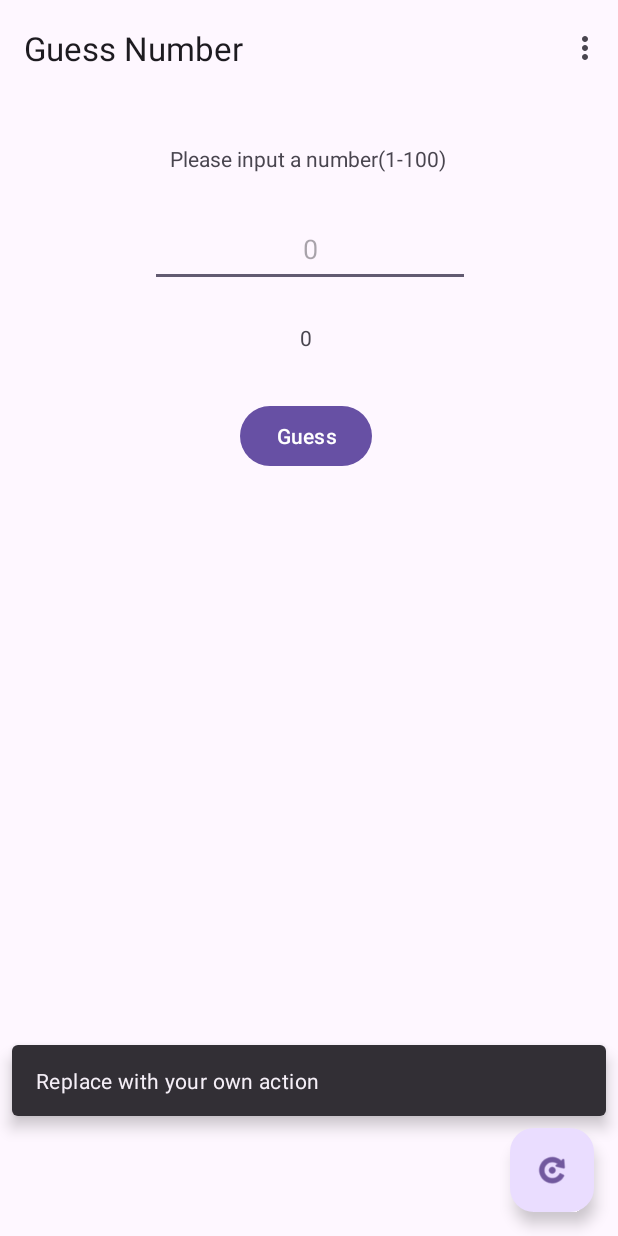
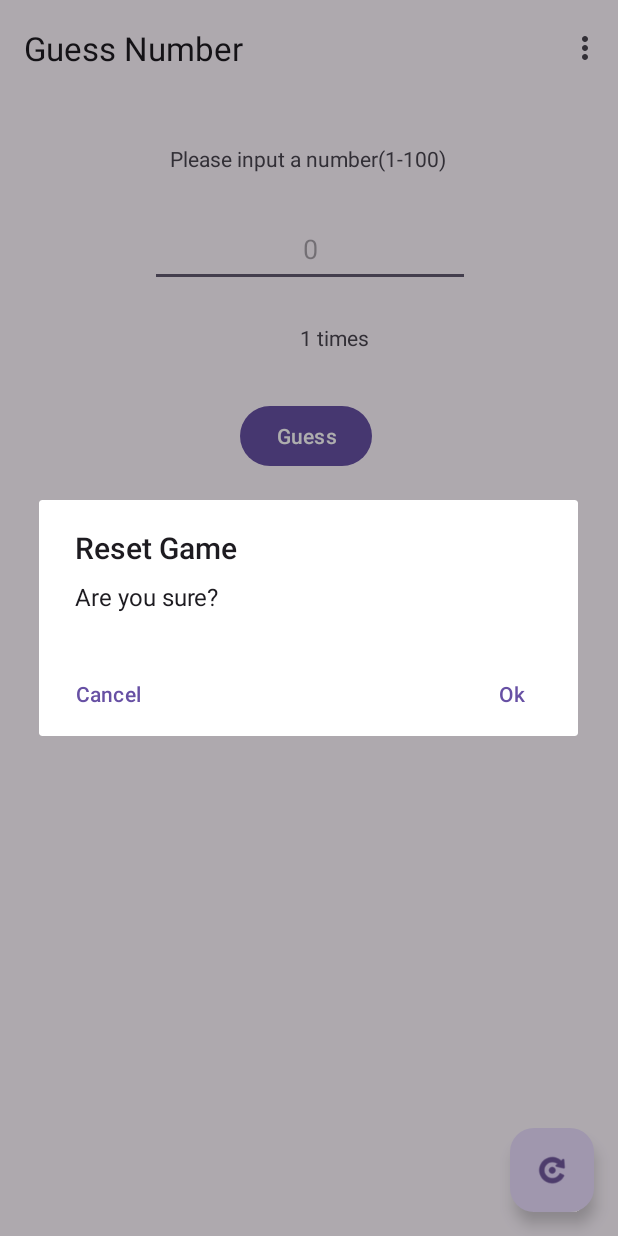
Before and after one commit to LinShuHung/GuessUtils, an Android app: the screen it shows after launch (MainActivity), after a tap on an icon or button, on a phone screen of 412 x 824 dp. Run offline under Robolectric (Android 15) with nearby library versions, the phone set to English and light mode, and no system bars; our stand-ins replace navigation-ui; 1 other tap on this screen came first.

Commit message:
Add guess button and fab button behavior

```diff
--- a/app/src/main/java/com/suhun/guessutils/MainActivity.kt
+++ b/app/src/main/java/com/suhun/guessutils/MainActivity.kt
@@ -11,6 +11,8 @@ import androidx.navigation.ui.navigateUp
 import androidx.navigation.ui.setupActionBarWithNavController
 import android.view.Menu
 import android.view.MenuItem
+import android.widget.Toast
+import androidx.appcompat.app.AlertDialog
 import com.suhun.guessutils.databinding.ActivityMainBinding
 
 class MainActivity : AppCompatActivity() {
@@ -30,9 +32,30 @@ class MainActivity : AppCompatActivity() {
         setSupportActionBar(binding.toolbar)
 
         binding.fab.setOnClickListener { view ->
-            Snackbar.make(view, "Replace with your own action", Snackbar.LENGTH_LONG)
-                .setAnchorView(R.id.fab)
-                .setAction("Action", null).show()
+            AlertDialog.Builder(this)
+                .setTitle("Reset Game")
+                .setMessage("Are you sure?").setPositiveButton("Ok", { dialog, view ->
+                    secretNumber.resetAll()
+                    binding.contentLayout.userInputText.text = null
+                    binding.contentLayout.guessCounterView.text = "0"
+                    Toast.makeText(this, "Suecess", Toast.LENGTH_LONG)
+                })
+                .setNeutralButton("Cancel", null)
+                .show()
+        }
+
+        binding.contentLayout.guessButton.setOnClickListener { view ->
+            val userInput: Int = binding.contentLayout.userInputText.text.toString().toInt()
+            val message: String = secretNumber.verifyResult(resources, userInput)
+            val bingo = if (secretNumber.verify(userInput) == 0) true else false
+
+            binding.contentLayout.guessCounterView.text = "${secretNumber.guessCounter.toString()} times"
+            AlertDialog.Builder(this)
+                .setTitle("Guess Result")
+                .setMessage(message).setPositiveButton("Ok", {dialog, view->
+                    binding.contentLayout.userInputText.text = null
+                })
+                .show()
         }
 
     }
```
